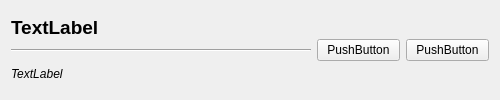
First picture: the form in strumentowidget.ui, repository solosao/StrumentiDecenti-P2, before the edit.
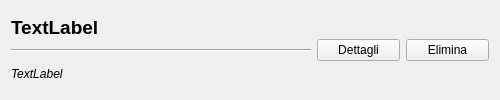
Second picture: the form after the edit.

```diff
--- a/strumentowidget.ui
+++ b/strumentowidget.ui
@@ -66,14 +66,14 @@
    <item>
     <widget class="QPushButton" name="detailPushButton">
      <property name="text">
-      <string>PushButton</string>
+      <string>Dettagli</string>
      </property>
     </widget>
    </item>
    <item>
     <widget class="QPushButton" name="deletePushButton">
      <property name="text">
-      <string>PushButton</string>
+      <string>Elimina</string>
      </property>
     </widget>
    </item>
```
